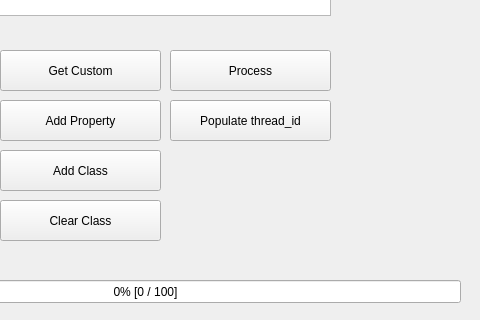
weaviate-git-bot/qteaviatif, file src/ui/main_window.ui: the form before one commit; both pictures show x 190 to 670 and y 390 to 710 of the 670 by 710 pixel window.
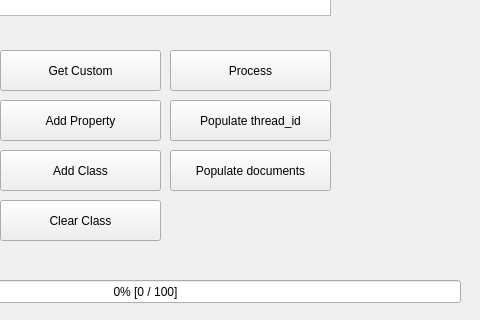
The form after the commit. Icons and pictures are not drawn.

Commit message: embed and upload documents

What changed in the file:
```diff
--- a/src/ui/main_window.ui
+++ b/src/ui/main_window.ui
@@ -368,6 +368,19 @@
     <string>Clear Class</string>
    </property>
   </widget>
+  <widget class="QPushButton" name="pushButton_populate_documents">
+   <property name="geometry">
+    <rect>
+     <x>360</x>
+     <y>540</y>
+     <width>161</width>
+     <height>41</height>
+    </rect>
+   </property>
+   <property name="text">
+    <string>Populate documents</string>
+   </property>
+  </widget>
  </widget>
  <resources/>
  <connections/>
```
The commit also changes 4 other files.
